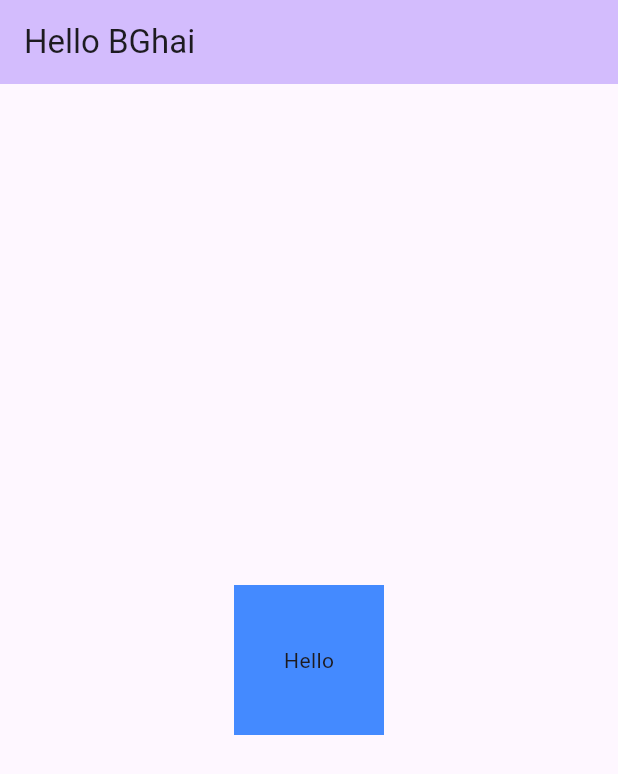
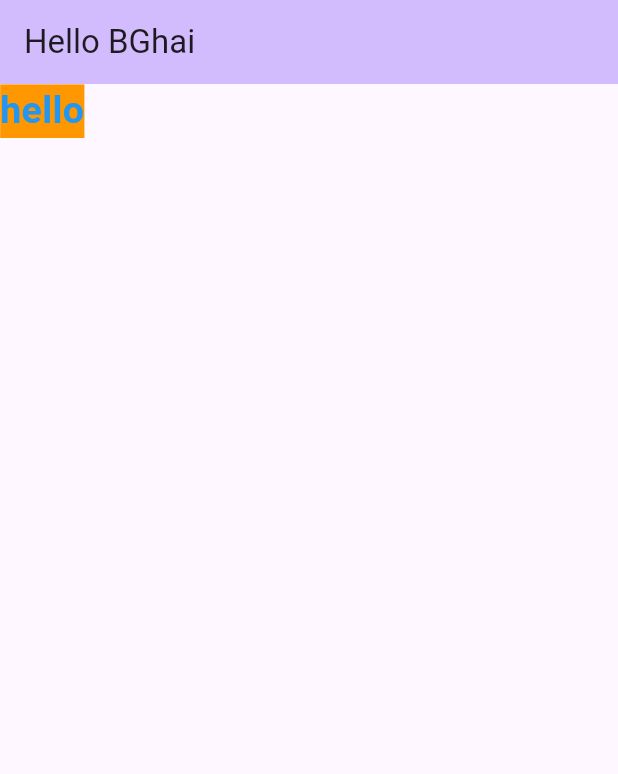
Before and after one commit to saumanarsad/Flutter_1, a Flutter app: the screen it shows after launch, on a phone screen of 412 x 824 dp. Shown: the top 774 px of the screen. Run offline on Flutter 3.47's test engine with Material 3 defaults, Android fonts, the phone set to English and light mode, and no system bars.

Commit message:
Text Widget

```diff
--- a/lib/main.dart
+++ b/lib/main.dart
@@ -37,15 +37,14 @@
           backgroundColor: Theme.of(context).colorScheme.inversePrimary,
           title: Text('Hello BGhai'),
         ),
-        body: Center(
-          child: Container(
-            width: 100,
-            height: 100,
-            color: Colors.blueAccent,
-            child: const Center(
-              child: Text('Hello'),
-            ),
-          ),
+        body: const Text(
+          "hello",
+          style: TextStyle(
+              fontSize: 25,
+              color: Colors.blue,
+              fontWeight: FontWeight.bold,
+              backgroundColor: Colors.orange
+              ),
         ));
   }
 }
```
